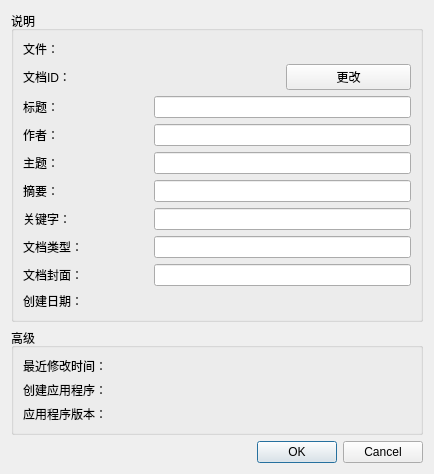
First picture: the form in ofdEditor/model/Widget/DocInfoDialog.ui, repository mcoder2014/ofdEditor, before the edit.
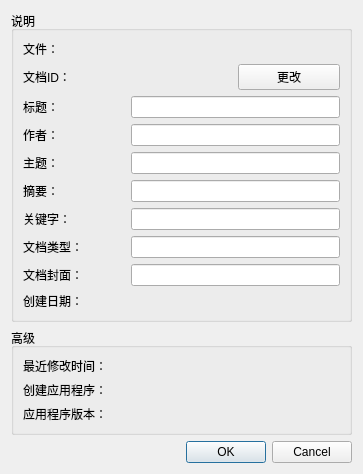
Second picture: the form after the edit.

```diff
--- a/ofdEditor/model/Widget/DocInfoDialog.ui
+++ b/ofdEditor/model/Widget/DocInfoDialog.ui
@@ -6,8 +6,8 @@
    <rect>
     <x>0</x>
     <y>0</y>
-    <width>434</width>
-    <height>452</height>
+    <width>363</width>
+    <height>472</height>
    </rect>
   </property>
   <property name="windowTitle">
@@ -193,6 +193,19 @@
      </layout>
     </widget>
    </item>
+   <item>
+    <spacer name="verticalSpacer">
+     <property name="orientation">
+      <enum>Qt::Vertical</enum>
+     </property>
+     <property name="sizeHint" stdset="0">
+      <size>
+       <width>20</width>
+       <height>40</height>
+      </size>
+     </property>
+    </spacer>
+   </item>
    <item>
     <widget class="QDialogButtonBox" name="buttonBox">
      <property name="orientation">
```
Left out of the diff: 160 changed lines with no effect on the pictures.
